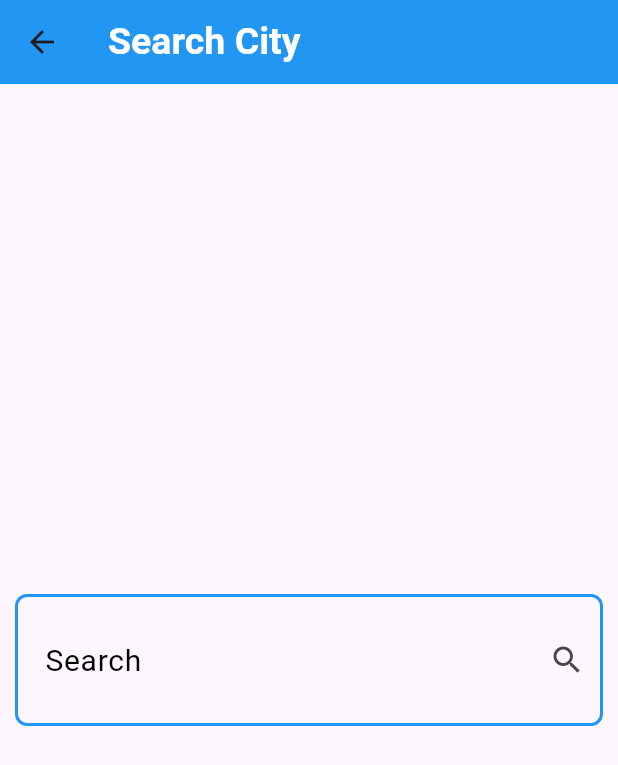
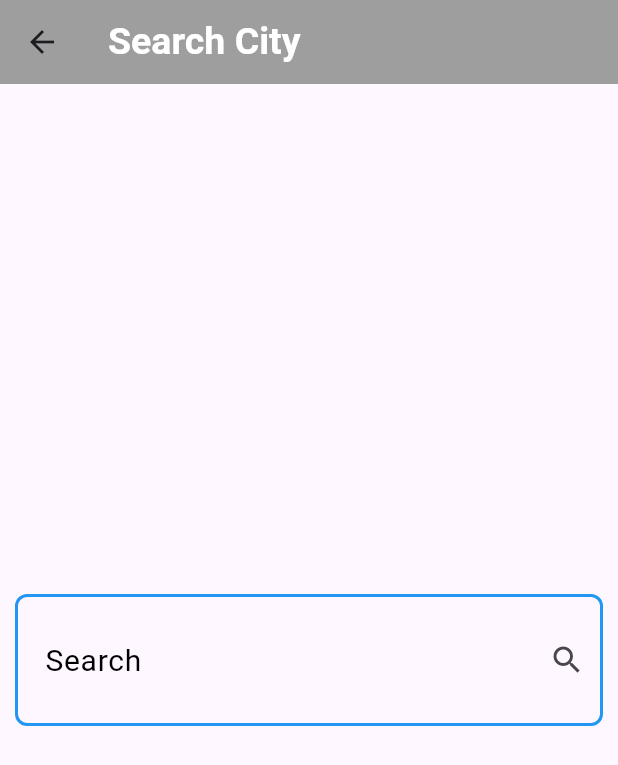
Before and after one commit to m9stafa05/Weather-App, a Flutter app: the screen it shows after launch, after a tap on the "search" icon, on a phone screen of 412 x 824 dp. Shown: the top 765 px of the screen. Run offline on Flutter 3.47's test engine with Material 3 defaults, Android fonts, the phone set to English and light mode, and no system bars; our stand-ins replace dio, flutter_bloc; network calls fail.

Commit message:
Finesh app First Verision

```diff
--- a/lib/cubits/git_weather_cubits/get_weather_cubits.dart
+++ b/lib/cubits/git_weather_cubits/get_weather_cubits.dart
@@ -4,14 +4,14 @@ import 'package:weather_app/models/weather_model.dart';
 import 'package:weather_app/services/weather_service.dart';
 
 class GetWeatherCubits extends Cubit<WeatherState> {
-  late WeatherModel weatherModel;
+   WeatherModel? weatherModel;
   GetWeatherCubits() : super(WeatherInitialState());
 
   getWeather({required cityName}) async {
     try {
       weatherModel = await WeatherService()
           .getCurrentWeather(cityName: cityName);
-      emit(WeatherLoadedState(weatherModel: weatherModel));
+      emit(WeatherLoadedState(weatherModel: weatherModel!));
     } catch (e) {
       emit(WeatherFalierState(e.toString()));
     }
--- a/lib/main.dart
+++ b/lib/main.dart
@@ -1,6 +1,7 @@
 import 'package:flutter/material.dart';
 import 'package:flutter_bloc/flutter_bloc.dart';
 import 'package:weather_app/cubits/git_weather_cubits/get_weather_cubits.dart';
+import 'package:weather_app/cubits/git_weather_cubits/get_weather_states.dart';
 import 'package:weather_app/views/home_view.dart';
 
 // flutter build web --release && firebase init hosting && firebase deploy --only hosting -m 'V 1.0.0'
@@ -16,11 +17,90 @@ class WeatherApp extends StatelessWidget {
   Widget build(BuildContext context) {
     return BlocProvider(
       create: (context) => GetWeatherCubits(),
-      child:  MaterialApp(
-        theme: ThemeData(primarySwatch: Colors.amber),
-        debugShowCheckedModeBanner: false,
-        home: HomeView(),
+      child: Builder(
+        builder:
+            (context) => BlocBuilder<
+              GetWeatherCubits,
+              WeatherState
+            >(
+              builder: (context, state) {
+                return MaterialApp(
+                  debugShowCheckedModeBanner: false,
+                  theme: ThemeData(
+                    appBarTheme: AppBarTheme(
+                      backgroundColor: getConditionColor(
+                        BlocProvider.of<GetWeatherCubits>(
+                                  context,
+                                )
+                                .weatherModel
+                                ?.weatherCondtion ??
+                            "null",
+                      ),
+                    ),
+
+                  ),
+
+                  home: HomeView(),
+                );
+              },
+            ),
       ),
     );
   }
 }
+
+MaterialColor getConditionColor(String condition) {
+  // ignore: unnecessary_null_comparison
+  if (condition == null) {
+    return Colors.blue;
+  }
+  switch (condition) {
+    case 'Sunny':
+      return Colors.amber;
+    case 'Clear':
+      return Colors.blue;
+    case 'Partly cloudy':
+      return Colors.lightBlue;
+    case 'Cloudy':
+      return Colors.blueGrey;
+    case 'Overcast':
+      return Colors.grey;
+    case 'Mist':
+    case 'Fog':
+      return Colors.blueGrey;
+    case 'Patchy rain possible':
+    case 'Light rain':
+    case 'Patchy light rain':
+      return Colors.lightBlue;
+    case 'Moderate rain':
+    case 'Heavy rain':
+    case 'Torrential rain shower':
+      return Colors.blue;
+    case 'Patchy snow possible':
+    case 'Light snow':
+    case 'Moderate snow':
+    case 'Heavy snow':
+      return Colors.cyan;
+    case 'Patchy sleet possible':
+    case 'Patchy rain nearby':
+    case 'Light sleet':
+    case 'Moderate or heavy sleet':
+      return Colors.indigo;
+    case 'Thundery outbreaks possible':
+    case 'Patchy light rain with thunder':
+    case 'Moderate or heavy rain with thunder':
+      return Colors.deepPurple;
+    case 'Blizzard':
+      return Colors.grey;
+    case 'Ice pellets':
+    case 'Light showers of ice pellets':
+    case 'Moderate or heavy showers of ice pellets':
+      return Colors.teal;
+    case 'Freezing fog':
+    case 'Freezing drizzle':
+    case 'Heavy freezing drizzle':
+      return Colors.lightBlue;
+    default:
+      return Colors.grey;
+  }
+}
--- a/lib/views/home_view.dart
+++ b/lib/views/home_view.dart
@@ -4,9 +4,7 @@ import 'package:weather_app/cubits/git_weather_cubits/get_weather_cubits.dart';
 import 'package:weather_app/cubits/git_weather_cubits/get_weather_states.dart';
 import 'package:weather_app/views/search_view.dart';
 import 'package:weather_app/widget/no_weather_widget.dart';
-// import 'package:weather_app/widget/no_weather_widget.dart';
 import 'package:weather_app/widget/weather_info_widget.dart';
-// import 'package:weather_app/widget/weather_info_widget.dart';
 
 class HomeView extends StatelessWidget {
   const HomeView({super.key});
@@ -15,7 +13,6 @@ class HomeView extends StatelessWidget {
   Widget build(BuildContext context) {
     return Scaffold(
       appBar: AppBar(
-        backgroundColor: Colors.red,
         title: Text(
           'Weather App',
           style: TextStyle(
@@ -46,13 +43,13 @@ class HomeView extends StatelessWidget {
       body: BlocBuilder<GetWeatherCubits, WeatherState>(
         builder: (context, state) {
           if (state is WeatherInitialState) {
-            return NoWeatherWidget();
+            return const NoWeatherWidget();
           } else if (state is WeatherLoadedState) {
-            return WeatherInfoWidget(
+            return  WeatherInfoWidget(
               weatherModel: state.weatherModel,
             );
           } else {
-            return Text('Opps , There Was An Error');
+            return const Text('Opps , There Was An Error');
           }
         },
       ),
--- a/lib/views/search_view.dart
+++ b/lib/views/search_view.dart
@@ -18,7 +18,6 @@ class SearchView extends StatelessWidget {
             fontWeight: FontWeight.bold,
           ),
         ),
-        backgroundColor: Colors.blue,
       ),
       body: Padding(
         padding: const EdgeInsets.symmetric(horizontal: 10),
--- a/lib/widget/weather_info_widget.dart
+++ b/lib/widget/weather_info_widget.dart
@@ -1,4 +1,5 @@
 import 'package:flutter/material.dart';
+import 'package:weather_app/main.dart';
 import 'package:weather_app/models/weather_model.dart';
 
 class WeatherInfoWidget extends StatelessWidget {
@@ -9,7 +10,30 @@ class WeatherInfoWidget extends StatelessWidget {
   final WeatherModel weatherModel;
   @override
   Widget build(BuildContext context) {
-    return Center(
+    /* WeatherModel weatherModel = BlocProvider.of<GetWeatherCubits>(context).weatherModel!; */
+    return Container(
+      decoration: BoxDecoration(
+        gradient: LinearGradient(
+          colors: [
+            getConditionColor(weatherModel.weatherCondtion),
+            getConditionColor(
+              weatherModel.weatherCondtion,
+            )[300]!,
+                        getConditionColor(
+              weatherModel.weatherCondtion,
+            )[200]!,
+                        getConditionColor(
+              weatherModel.weatherCondtion,
+            )[100]!,
+                        getConditionColor(
+              weatherModel.weatherCondtion,
+            )[50]!,
+          ],
+          begin: Alignment.topCenter,
+          end: Alignment.bottomCenter,
+        ),
+      ),
+      child: Center(
         child: Column(
           mainAxisSize: MainAxisSize.min,
           children: [
@@ -39,7 +63,6 @@ class WeatherInfoWidget extends StatelessWidget {
                   Text(
                     weatherModel.currentTem.toString(),
                     style: TextStyle(
-                    color: Colors.black,
                       fontSize: 30,
                       fontWeight: FontWeight.bold,
                     ),
@@ -49,17 +72,11 @@ class WeatherInfoWidget extends StatelessWidget {
                     children: [
                       Text(
                         'MaxTem: ${weatherModel.maxTem.round()}',
-                      style: TextStyle(
-                        color: Colors.black,
-                        fontSize: 20,
-                      ),
+                        style: TextStyle(fontSize: 20),
                       ),
                       Text(
                         'MinTem: ${weatherModel.minTem.round()}',
-                      style: TextStyle(
-                        color: Colors.black,
-                        fontSize: 20,
-                      ),
+                        style: TextStyle(fontSize: 20),
                       ),
                     ],
                   ),
@@ -75,6 +92,7 @@ class WeatherInfoWidget extends StatelessWidget {
             ),
           ],
         ),
+      ),
     );
   }
 }
```
Lines whose indentation alone changed are shown as unchanged.
